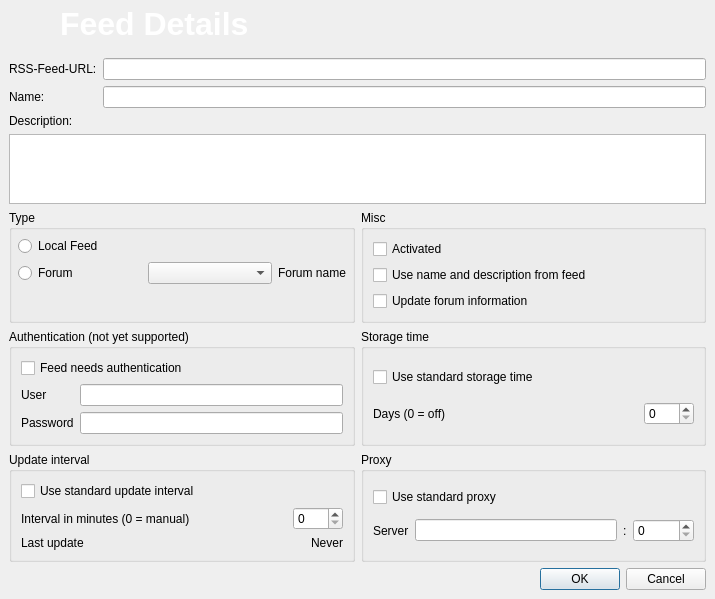
RetroShare/RetroShare, file plugins/FeedReader/gui/AddFeedDialog.ui: the form before one commit.
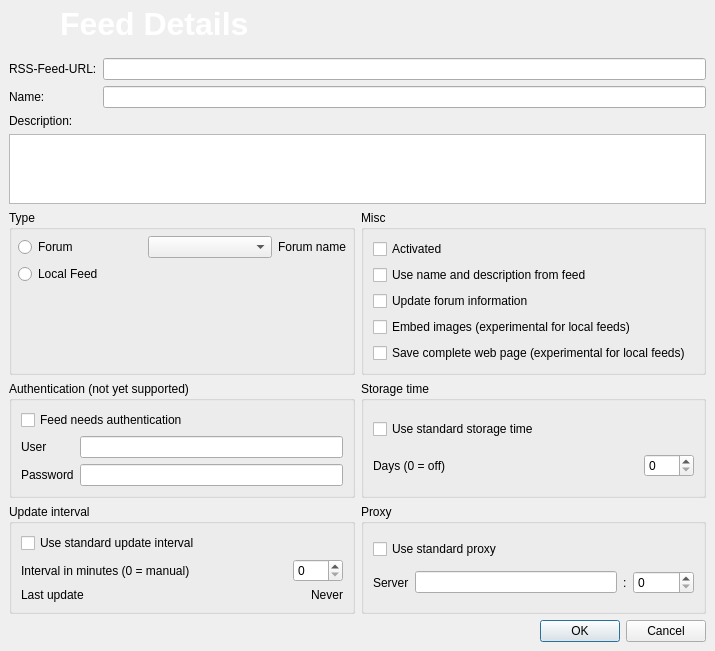
The form after the commit. Icons and pictures are not drawn.

Commit message: Added new button to open the link of the message in browser or copy the link of the message. Added "RSS: " for the forum feeds. Parse the feedburner:origLink in the rss feed. Moved download functions to a new class CURLWrapper for easy use. Added two new functions (currently only for local feeds for testing): - embed images into the message (works for Qt 4.7 and higher) - save complete web page

Patch:
```diff
--- a/plugins/FeedReader/gui/AddFeedDialog.ui
+++ b/plugins/FeedReader/gui/AddFeedDialog.ui
@@ -7,7 +7,7 @@
     <x>0</x>
     <y>0</y>
     <width>715</width>
-    <height>559</height>
+    <height>605</height>
    </rect>
   </property>
   <property name="windowTitle">
@@ -289,13 +289,6 @@
          <property name="margin">
           <number>6</number>
          </property>
-         <item>
-          <widget class="QRadioButton" name="typeLocalRadio">
-           <property name="text">
-            <string>Local Feed</string>
-           </property>
-          </widget>
-         </item>
          <item>
           <layout class="QHBoxLayout" name="horizontalLayout_2">
            <item>
@@ -323,6 +316,13 @@
            </item>
           </layout>
          </item>
+         <item>
+          <widget class="QRadioButton" name="typeLocalRadio">
+           <property name="text">
+            <string>Local Feed</string>
+           </property>
+          </widget>
+         </item>
          <item>
           <spacer name="verticalSpacer">
            <property name="orientation">
@@ -366,6 +366,20 @@
            </property>
           </widget>
          </item>
+         <item>
+          <widget class="QCheckBox" name="embedImagesCheckBox">
+           <property name="text">
+            <string>Embed images (experimental for local feeds)</string>
+           </property>
+          </widget>
+         </item>
+         <item>
+          <widget class="QCheckBox" name="saveCompletePageCheckBox">
+           <property name="text">
+            <string>Save complete web page (experimental for local feeds)</string>
+           </property>
+          </widget>
+         </item>
         </layout>
        </widget>
       </item>
```
Left out of the diff: 1 changed line with no effect on the pictures. The commit also changes 16 other files.
